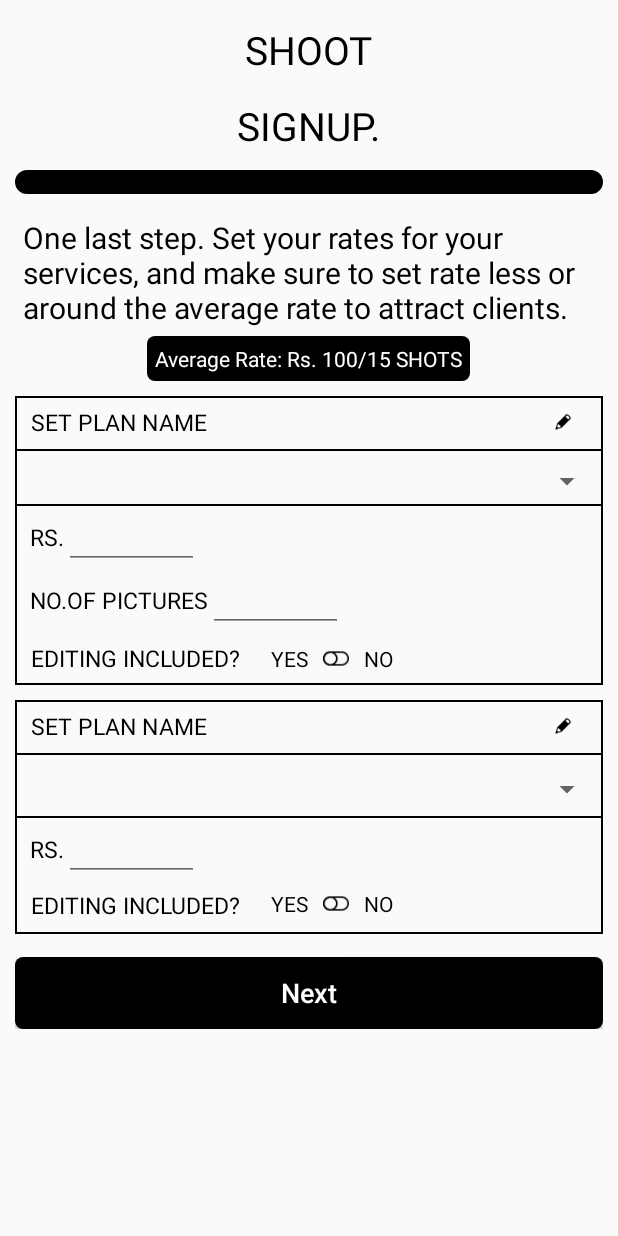
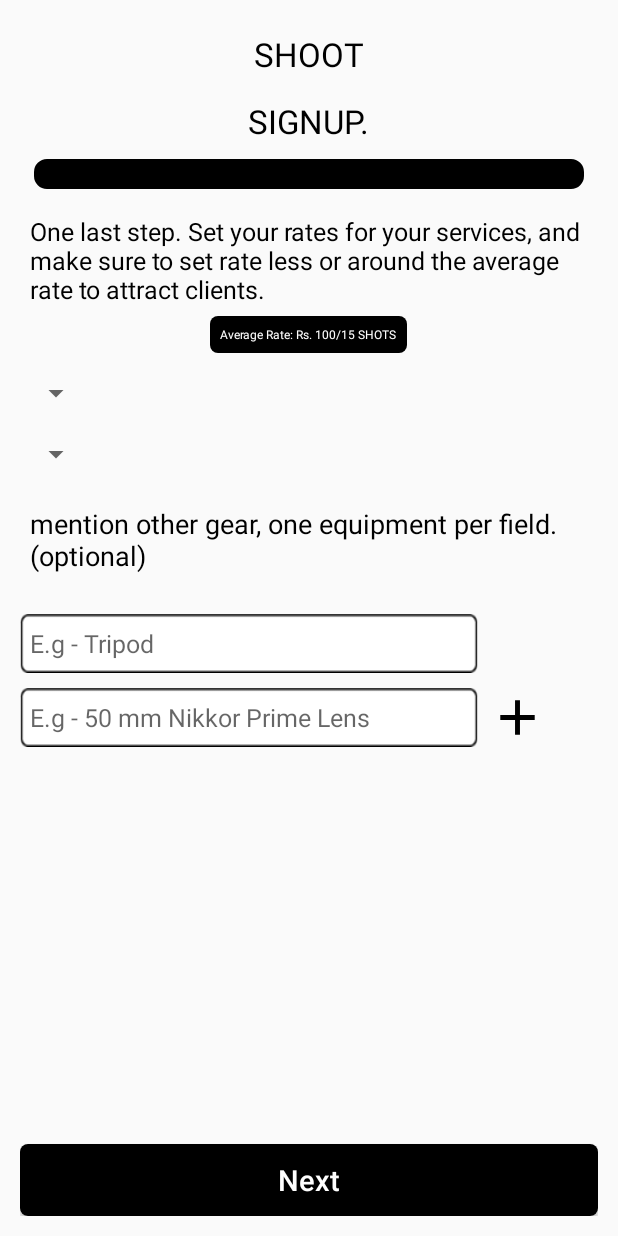
Before and after one commit to qwerty015/SHT01, an Android app: the screen it shows after launch (SignupLastActivity), on a phone screen of 412 x 824 dp. Run offline under Robolectric (Android 15) with nearby library versions, the phone set to English and light mode, and no system bars; our stand-ins replace sdp/ssp sizes; Roboto replaces fonts that are not available here; 2 statements that could not run were skipped.

Commit message:
Wip: signup camera brand acitvity screen

```diff
--- /dev/null
+++ b/app/src/main/java/com/autohubtraining/autohub/signup_camera_brand/SignupCameraBrandActivity.java
@@ -0,0 +1,15 @@
+package com.autohubtraining.autohub.signup_camera_brand;
+
+import android.support.v7.app.AppCompatActivity;
+import android.os.Bundle;
+
+import com.autohubtraining.autohub.R;
+
+public class SignupCameraBrandActivity extends AppCompatActivity {
+
+    @Override
+    protected void onCreate(Bundle savedInstanceState) {
+        super.onCreate(savedInstanceState);
+        setContentView(R.layout.activity_signup_camera_brand);
+    }
+}
--- a/app/src/main/java/com/autohubtraining/autohub/signup_last/SignupLastActivity.java
+++ b/app/src/main/java/com/autohubtraining/autohub/signup_last/SignupLastActivity.java
@@ -11,7 +11,7 @@ public class SignupLastActivity extends AppCompatActivity {
     @Override
     protected void onCreate(Bundle savedInstanceState) {
         super.onCreate(savedInstanceState);
-        setContentView(R.layout.activity_signup_last);
+        setContentView(R.layout.activity_signup_camera_brand);
         Toolbar toolbar = (Toolbar) findViewById(R.id.toolbar);
         setSupportActionBar(toolbar);
     }
--- /dev/null
+++ b/app/src/main/java/com/autohubtraining/autohub/signup_last/SignupLastContract.java
@@ -0,0 +1,20 @@
+package com.autohubtraining.autohub.signup_last;
+
+public class SignupLastContract {
+
+    public interface Presenter {
+        void onCreate();
+
+        void onDestroy();
+
+        void onNextBtnClicked();
+
+        void onLoginBtnClicked();
+    }
+
+    public interface View {
+
+    }
+
+
+}
--- /dev/null
+++ b/app/src/main/res/drawable/ic_add_black_24dp.xml
@@ -0,0 +1,9 @@
+<vector xmlns:android="http://schemas.android.com/apk/res/android"
+        android:width="24dp"
+        android:height="24dp"
+        android:viewportWidth="24.0"
+        android:viewportHeight="24.0">
+    <path
+        android:fillColor="#FF000000"
+        android:pathData="M19,13h-6v6h-2v-6H5v-2h6V5h2v6h6v2z"/>
+</vector>
--- /dev/null
+++ b/app/src/main/res/layout/activity_signup_camera_brand.xml
@@ -0,0 +1,147 @@
+<?xml version="1.0" encoding="utf-8"?>
+<RelativeLayout xmlns:android="http://schemas.android.com/apk/res/android"
+    xmlns:app="http://schemas.android.com/apk/res-auto"
+    xmlns:tools="http://schemas.android.com/tools"
+    android:layout_width="match_parent"
+    android:layout_height="match_parent"
+    android:orientation="vertical"
+    android:padding="@dimen/_10sdp"
+    tools:context=".signup_last.SignupLastActivity">
+
+
+    <LinearLayout
+        android:layout_width="match_parent"
+        android:layout_height="wrap_content"
+        android:gravity="center_horizontal"
+        android:orientation="vertical">
+
+        <com.autohubtraining.autohub.customview.CustomTextView
+            android:id="@+id/title"
+            style="@style/semiBold17TVBlack"
+            android:text="@string/shoot" />
+
+        <com.autohubtraining.autohub.customview.CustomTextView
+            android:id="@+id/subTitle"
+            style="@style/semiBold17TVBlack"
+            android:layout_below="@id/title"
+            android:layout_marginTop="@dimen/_12sdp"
+            android:text="@string/sign_up_dot" />
+
+        <ProgressBar
+            android:id="@+id/activeProgress"
+            style="@style/appProgressBar"
+            android:progress="100" />
+
+        <com.autohubtraining.autohub.customview.CustomTextView
+            android:id="@+id/your_name_title"
+            android:layout_width="match_parent"
+            android:layout_height="wrap_content"
+            android:layout_below="@+id/activeProgress"
+            android:layout_centerHorizontal="true"
+            android:layout_marginTop="@dimen/margin10"
+            android:padding="@dimen/_5sdp"
+            android:text="@string/sign_up_last_info"
+            android:textColor="#ff000000"
+            android:textSize="@dimen/_13ssp"
+            android:textStyle="bold"
+            app:fontName="Montserrat_SemiBold" />
+
+        <TextView
+            android:layout_width="wrap_content"
+            android:layout_height="wrap_content"
+            android:background="@drawable/black_button"
+            android:padding="@dimen/_5sdp"
+            android:text="@string/average_rate_rs_100_15_shots"
+            android:textColor="@color/colorWhite"
+            android:textSize="@dimen/_6ssp" />
+
+        <LinearLayout
+            android:layout_width="match_parent"
+            android:layout_height="wrap_content"
+            android:layout_marginTop="@dimen/_10sdp"
+            android:orientation="vertical">
+
+            <Spinner
+                android:layout_width="wrap_content"
+                android:layout_height="@dimen/_21sdp">
+
+            </Spinner>
+
+            <Spinner
+                android:layout_width="wrap_content"
+                android:layout_height="@dimen/_21sdp"
+                android:layout_marginTop="@dimen/_10sdp">
+
+            </Spinner>
+
+
+        </LinearLayout>
+
+        <TextView
+            android:layout_width="match_parent"
+            android:layout_height="wrap_content"
+            android:layout_marginTop="@dimen/_10sdp"
+            android:padding="@dimen/_5sdp"
+            android:text="@string/mention_other_gear_one_equipment_per_field_optional"
+            android:textColor="#ff000000"
+            android:textSize="@dimen/_14ssp" />
+
+        <LinearLayout
+            android:layout_width="match_parent"
+            android:layout_height="wrap_content"
+            android:layout_marginTop="@dimen/margin20"
+            android:gravity="center_vertical"
+            android:orientation="vertical">
+
+            <com.autohubtraining.autohub.customview.CustomEditView
+                android:id="@+id/edt_eg_tripod"
+                android:layout_width="@dimen/_235sdp"
+                android:layout_height="@dimen/_30sdp"
+                android:background="@mipmap/rectangle_edt_background"
+                android:hint="@string/e_g_tripod"
+                android:padding="@dimen/_5sdp"
+                android:textSize="@dimen/_13ssp" />
+
+            <LinearLayout
+                android:layout_width="match_parent"
+                android:layout_height="wrap_content"
+                android:layout_marginTop="@dimen/margin10"
+                android:gravity="center_vertical"
+                android:orientation="horizontal"
+                android:weightSum="2">
+
+                <com.autohubtraining.autohub.customview.CustomEditView
+                    android:id="@+id/edt_eg_model"
+                    android:layout_width="@dimen/_235sdp"
+                    android:layout_height="@dimen/_30sdp"
+                    android:background="@mipmap/rectangle_edt_background"
+                    android:hint="@string/e_g_50_mm_nikkor_prime_lens"
+                    android:padding="@dimen/_5sdp"
+                    android:textSize="@dimen/_13ssp" />
+
+                <ImageView
+                    android:layout_width="@dimen/_30sdp"
+                    android:layout_height="@dimen/_30sdp"
+                    android:background="@drawable/ic_add_black_24dp"
+                    android:layout_marginLeft="@dimen/_5sdp"
+                    />
+
+
+            </LinearLayout>
+
+
+        </LinearLayout>
+
+
+    </LinearLayout>
+
+    <Button
+        android:layout_width="match_parent"
+        android:layout_height="wrap_content"
+        android:layout_alignParentBottom="true"
+        android:layout_marginTop="@dimen/_10sdp"
+        android:background="@drawable/black_button"
+        android:hint="@string/next"
+        android:textColorHint="@color/colorWhite"
+        android:textSize="@dimen/_15ssp" />
+</RelativeLayout>
--- a/app/src/main/res/layout/activity_signup_last.xml
+++ b/app/src/main/res/layout/activity_signup_last.xml
@@ -16,41 +16,25 @@
             android:layout_height="wrap_content"
             android:gravity="center_horizontal"
             android:orientation="vertical"
-            android:padding="10dp">
+            android:padding="@dimen/_10sdp">
 
 
             <com.autohubtraining.autohub.customview.CustomTextView
                 android:id="@+id/title"
-                android:layout_width="wrap_content"
-                android:layout_height="wrap_content"
-                android:layout_centerHorizontal="true"
-                android:layout_marginTop="5dp"
-                android:text="@string/shoot"
-                android:textColor="#ff000000"
-                android:textSize="@dimen/font26"
-                app:fontName="Montserrat_SemiBold" />
+                style="@style/semiBold17TVBlack"
+                android:text="@string/shoot" />
 
             <com.autohubtraining.autohub.customview.CustomTextView
                 android:id="@+id/subTitle"
-                android:layout_width="wrap_content"
-                android:layout_height="wrap_content"
+                style="@style/semiBold17TVBlack"
                 android:layout_below="@id/title"
-                android:layout_centerHorizontal="true"
-                android:layout_marginTop="@dimen/margin15"
-                android:text="SIGNUP."
-                android:textColor="#ff000000"
-                android:textSize="@dimen/font26"
-                app:fontName="Montserrat_SemiBold" />
+                android:layout_marginTop="@dimen/_12sdp"
+                android:text="@string/sign_up_dot" />
 
             <ProgressBar
                 android:id="@+id/activeProgress"
-                style="?android:attr/progressBarStyleHorizontal"
-                android:layout_width="match_parent"
-                android:layout_height="wrap_content"
-                android:layout_below="@id/subTitle"
-                android:layout_marginTop="@dimen/margin12"
-                android:progress="100"
-                android:progressDrawable="@drawable/custom_progress" />
+                style="@style/appProgressBar"
+                android:progress="100" />
 
             <com.autohubtraining.autohub.customview.CustomTextView
                 android:id="@+id/your_name_title"
@@ -59,10 +43,10 @@
                 android:layout_below="@+id/activeProgress"
                 android:layout_centerHorizontal="true"
                 android:layout_marginTop="@dimen/margin10"
-                android:padding="5dp"
+                android:padding="@dimen/_5sdp"
                 android:text="@string/sign_up_last_info"
                 android:textColor="#ff000000"
-                android:textSize="@dimen/margin20"
+                android:textSize="@dimen/_13ssp"
                 android:textStyle="bold"
                 app:fontName="Montserrat_SemiBold" />
 
@@ -70,30 +54,30 @@
                 android:layout_width="wrap_content"
                 android:layout_height="wrap_content"
                 android:background="@drawable/black_button"
-                android:padding="5dp"
+                android:padding="@dimen/_5sdp"
                 android:text="@string/average_rate_rs_100_15_shots"
                 android:textColor="@color/colorWhite"
-                android:textSize="@dimen/margin14" />
+                android:textSize="@dimen/_6ssp" />
 
             <LinearLayout
                 android:id="@+id/container"
                 android:layout_width="match_parent"
                 android:layout_height="wrap_content"
-                android:layout_marginTop="10dp"
+                android:layout_marginTop="@dimen/_10sdp"
                 android:background="@drawable/black_border"
                 android:orientation="vertical">
 
                 <EditText
                     android:layout_width="match_parent"
-                    android:layout_height="@dimen/margin35"
-                    android:layout_marginLeft="5dp"
-                    android:layout_marginRight="16dp"
+                    android:layout_height="@dimen/_35sdp"
+                    android:layout_marginLeft="@dimen/_5sdp"
+                    android:layout_marginRight="@dimen/_12sdp"
                     android:background="@null"
                     android:drawableRight="@drawable/edit"
                     android:hint="@string/set_plan_name"
-                    android:padding="5dp"
+                    android:padding="@dimen/_5sdp"
                     android:textColorHint="#ff000000"
-                    android:textSize="@dimen/margin15" />
+                    android:textSize="@dimen/_9ssp" />
 
 
                 <include layout="@layout/dummy_border" />
@@ -101,15 +85,15 @@
 
                 <Spinner
                     android:layout_width="match_parent"
-                    android:layout_height="@dimen/margin30"
-                    android:layout_marginTop="5dp" />
+                    android:layout_height="@dimen/_35sdp"
+                    android:layout_marginTop="@dimen/_5sdp" />
 
                 <include layout="@layout/dummy_border" />
 
                 <LinearLayout
                     android:layout_width="match_parent"
                     android:layout_height="wrap_content"
-                    android:layout_marginLeft="10dp"
+                    android:layout_marginLeft="@dimen/_10sdp"
                     android:gravity="center_vertical"
                     android:orientation="horizontal">
 
@@ -118,7 +102,7 @@
                         android:layout_height="wrap_content"
                         android:text="@string/rs"
                         android:textColor="@color/colorBlack"
-                        android:textSize="@dimen/margin15" />
+                        android:textSize="@dimen/_9ssp" />
 
                     <EditText
                         android:layout_width="wrap_content"
@@ -126,7 +110,7 @@
                         android:ems="5"
                         android:inputType="number"
                         android:singleLine="true"
-                        android:textSize="@dimen/margin15" />
+                        android:textSize="@dimen/_9ssp"  />
 
 
                 </LinearLayout>
@@ -134,7 +118,7 @@
                 <LinearLayout
                     android:layout_width="match_parent"
                     android:layout_height="wrap_content"
-                    android:layout_marginLeft="10dp"
+                    android:layout_marginLeft="@dimen/_10sdp"
                     android:gravity="center_vertical"
                     android:orientation="horizontal">
 
@@ -144,7 +128,7 @@
                         android:gravity="center_vertical"
                         android:text="@string/no_of_pictures"
                         android:textColor="#ff000000"
-                        android:textSize="@dimen/margin15" />
+                        android:textSize="@dimen/_9ssp" />
 
                     <EditText
                         android:layout_width="wrap_content"
@@ -152,25 +136,25 @@
                         android:ems="5"
                         android:inputType="number"
                         android:singleLine="true"
-                        android:textSize="@dimen/margin15" />
+                        android:textSize="@dimen/_9ssp"  />
 
 
                 </LinearLayout>
 
                 <LinearLayout
                     android:layout_width="match_parent"
-                    android:layout_height="@dimen/margin35"
-                    android:layout_marginLeft="5dp"
+                    android:layout_height="@dimen/_35sdp"
+                    android:layout_marginLeft="@dimen/_5sdp"
                     android:gravity="center_vertical"
                     android:orientation="horizontal"
-                    android:padding="5dp">
+                    android:padding="@dimen/_5sdp">
 
                     <TextView
                         android:layout_width="wrap_content"
                         android:layout_height="wrap_content"
                         android:text="@string/editing_included"
                         android:textColor="#ff000000"
-                        android:textSize="@dimen/margin15" />
+                        android:textSize="@dimen/_9ssp"  />
 
                     <LinearLayout
                         android:layout_width="wrap_content"
@@ -183,6 +167,7 @@
                             android:layout_width="wrap_content"
                             android:layout_height="wrap_content"
                             android:text="@string/yes"
+                            android:textSize="@dimen/_7ssp"
                             android:textColor="#ff000000" />
 
                         <ImageView
@@ -195,6 +180,7 @@
                             android:layout_width="wrap_content"
                             android:layout_height="wrap_content"
                             android:layout_marginLeft="@dimen/margin10"
+                            android:textSize="@dimen/_7ssp"
                             android:text="@string/no"
                             android:textColor="#ff000000" />
 
@@ -210,28 +196,28 @@
                 android:id="@+id/container_lower"
                 android:layout_width="match_parent"
                 android:layout_height="wrap_content"
-                android:layout_marginTop="10dp"
+                android:layout_marginTop="@dimen/_10sdp"
                 android:background="@drawable/black_border"
                 android:orientation="vertical">
 
                 <EditText
                     android:layout_width="match_parent"
-                    android:layout_height="@dimen/margin35"
-                    android:layout_marginLeft="5dp"
-                    android:layout_marginRight="16dp"
+                    android:layout_height="@dimen/_35sdp"
+                    android:layout_marginLeft="@dimen/_5sdp"
+                    android:layout_marginRight="@dimen/_12sdp"
                     android:background="@null"
                     android:drawableRight="@drawable/edit"
                     android:hint="SET PLAN NAME"
-                    android:padding="5dp"
+                    android:padding="@dimen/_5sdp"
                     android:textColorHint="#ff000000"
-                    android:textSize="@dimen/margin15" />
+                    android:textSize="@dimen/_9ssp" />
 
                 <include layout="@layout/dummy_border" />
 
                 <Spinner
                     android:layout_width="match_parent"
-                    android:layout_height="@dimen/margin35"
-                    android:layout_marginTop="5dp" />
+                    android:layout_height="@dimen/_35sdp"
+                    android:layout_marginTop="@dimen/_5sdp" />
 
 
                 <include layout="@layout/dummy_border" />
@@ -239,16 +225,17 @@
                 <LinearLayout
                     android:layout_width="match_parent"
                     android:layout_height="wrap_content"
-                    android:layout_marginLeft="10dp"
+                    android:layout_marginLeft="@dimen/_10sdp"
                     android:gravity="center_vertical"
                     android:orientation="horizontal">
 
                     <TextView
                         android:layout_width="wrap_content"
                         android:layout_height="wrap_content"
+                        android:textSize="@dimen/_9ssp"
                         android:text="@string/rs"
                         android:textColor="#ff000000"
-                        android:textSize="@dimen/margin15" />
+                        />
 
                     <EditText
                         android:layout_width="wrap_content"
@@ -256,24 +243,24 @@
                         android:ems="5"
                         android:inputType="number"
                         android:singleLine="true"
-                        android:textSize="@dimen/margin15" />
+                        android:textSize="@dimen/_9ssp"  />
 
                 </LinearLayout>
 
 
                 <LinearLayout
                     android:layout_width="match_parent"
-                    android:layout_height="@dimen/margin35"
-                    android:layout_marginLeft="5dp"
+                    android:layout_height="@dimen/_35sdp"
+                    android:layout_marginLeft="@dimen/_5sdp"
                     android:orientation="horizontal"
-                    android:padding="5dp">
+                    android:padding="@dimen/_5sdp">
 
                     <TextView
                         android:layout_width="wrap_content"
                         android:layout_height="wrap_content"
                         android:text="@string/editing_included"
                         android:textColor="#ff000000"
-                        android:textSize="@dimen/margin15" />
+                        android:textSize="@dimen/_9ssp"  />
 
                     <LinearLayout
                         android:layout_width="wrap_content"
@@ -285,6 +272,7 @@
                         <TextView
                             android:layout_width="wrap_content"
                             android:layout_height="wrap_content"
+                            android:textSize="@dimen/_7ssp"
                             android:text="@string/yes"
                             android:textColor="#ff000000" />
 
@@ -297,6 +285,7 @@
                         <TextView
                             android:layout_width="wrap_content"
                             android:layout_height="wrap_content"
+                            android:textSize="@dimen/_7ssp"
                             android:layout_marginLeft="@dimen/margin10"
                             android:text="@string/no"
                             android:textColor="#ff000000" />
@@ -304,18 +293,17 @@
                     </LinearLayout>
                 </LinearLayout>
 
-
             </LinearLayout>
 
 
             <Button
                 android:layout_width="match_parent"
                 android:layout_height="wrap_content"
-                android:layout_marginTop="@dimen/margin15"
+                android:layout_marginTop="@dimen/_10sdp"
                 android:background="@drawable/black_button"
                 android:hint="@string/next"
                 android:textColorHint="@color/colorWhite"
-                android:textSize="@dimen/margin18" />
+                android:textSize="@dimen/_15ssp" />
         </LinearLayout>
 
     </ScrollView>
--- a/app/src/main/res/values/strings.xml
+++ b/app/src/main/res/values/strings.xml
@@ -25,5 +25,8 @@
     <string name="yes">YES</string>
     <string name="no">NO</string>
     <string name="set_plan_name">SET PLAN NAME</string>
+    <string name="e_g_tripod">E.g - Tripod</string>
+    <string name="mention_other_gear_one_equipment_per_field_optional">mention other gear, one equipment per field. (optional)</string>
+    <string name="e_g_50_mm_nikkor_prime_lens">E.g - 50 mm Nikkor Prime Lens</string>
 
 </resources>
```
Also changed, not shown: app/src/main/AndroidManifest.xml (+5 -5 lines), app/build.gradle (line endings or trailing spaces), app/src/main/res/mipmap-xhdpi/rectangle_edt_background.png (added).
